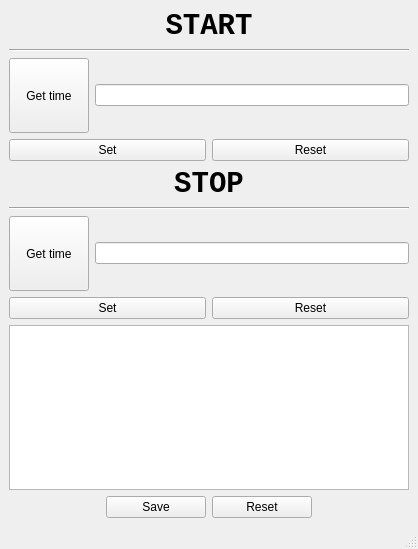
parhamk75/Project-Manager-Project, file UI/Time_Save_Window.ui: the form before one commit.
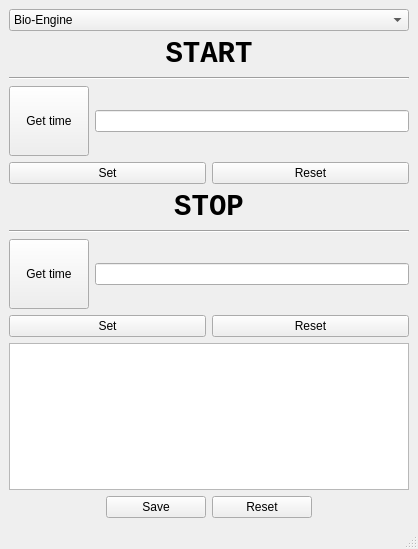
The form after the commit. Icons and pictures are not drawn.

Commit message: various projects support imp&tstd(V)

```diff
--- a/UI/Time_Save_Window.ui
+++ b/UI/Time_Save_Window.ui
@@ -15,6 +15,38 @@
   </property>
   <widget class="QWidget" name="centralwidget">
    <layout class="QVBoxLayout" name="verticalLayout_5">
+    <item>
+     <widget class="QComboBox" name="comboBox_Project">
+      <property name="editable">
+       <bool>false</bool>
+      </property>
+      <property name="currentText">
+       <string>Bio-Engine</string>
+      </property>
+      <property name="placeholderText">
+       <string/>
+      </property>
+      <item>
+       <property name="text">
+        <string>Bio-Engine</string>
+       </property>
+      </item>
+      <item>
+       <property name="text">
+        <string>Four Clovers Health</string>
+       </property>
+      </item>
+      <item>
+       <property name="text">
+        <string>INILAB</string>
+       </property>
+       <property name="icon">
+        <iconset>
+         <normaloff>../INILAB.ico</normaloff>../INILAB.ico</iconset>
+       </property>
+      </item>
+     </widget>
+    </item>
     <item>
      <layout class="QVBoxLayout" name="verticalLayout_3">
       <item>
```
Left out of the diff: 2 changed lines with no effect on the pictures. The commit also changes 2 other files.
